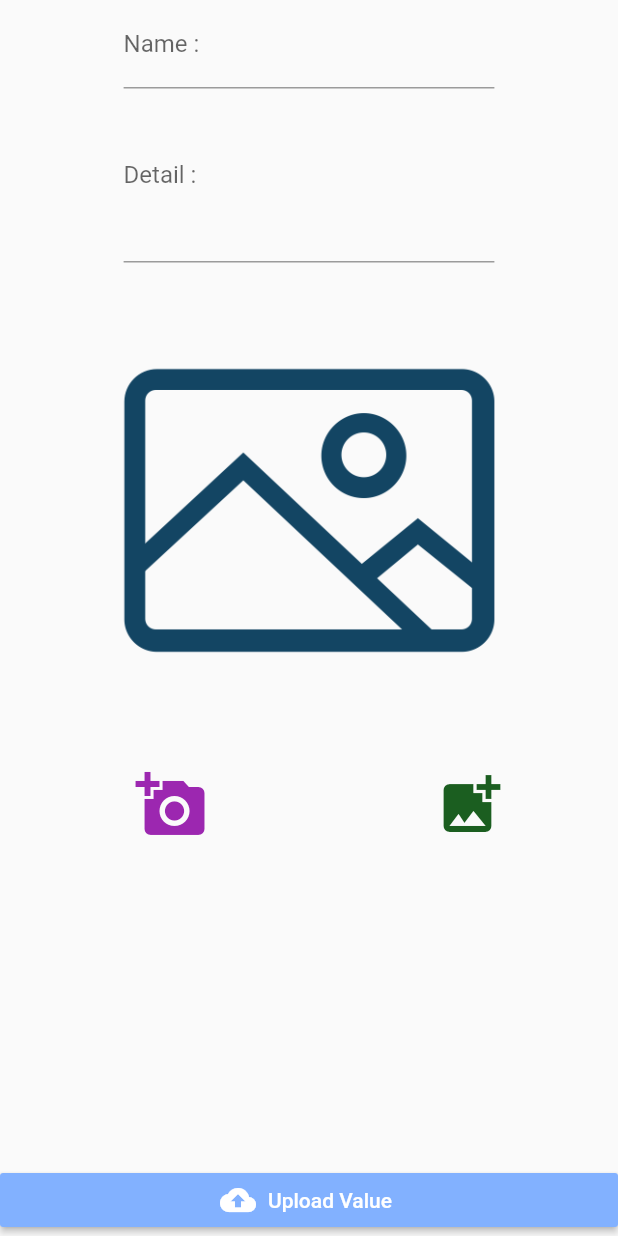
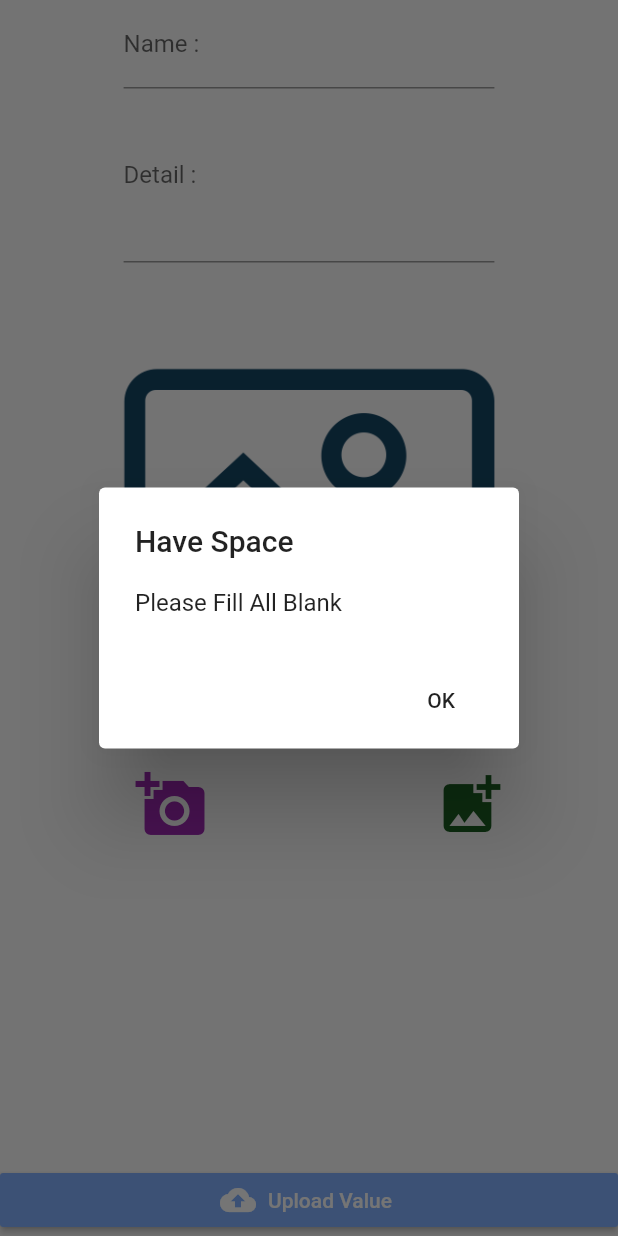
Before and after one commit to dchatchai/OneRCI, a Flutter app: the AddProduct widget shown alone on an empty page, opened directly, after a tap on "Upload Value", on a phone screen of 412 x 824 dp. Run offline on Flutter 3.47's test engine with Material 2 defaults, Android fonts, the phone set to English and light mode, and no system bars; our stand-ins replace cloud_firestore, firebase_auth, image_picker; accounts and stored records are empty.

```diff
--- a/lib/screens/add_product.dart
+++ b/lib/screens/add_product.dart
@@ -1,4 +1,7 @@
+import 'dart:io';
+
 import 'package:flutter/material.dart';
+import 'package:image_picker/image_picker.dart';
 import 'package:onerci/screens/my_style.dart';
 
 class AddProduct extends StatefulWidget {
@@ -8,6 +11,9 @@ class AddProduct extends StatefulWidget {
 
 class _AddProductState extends State<AddProduct> {
 // Expricit
+  String name, detail;
+  final formKey = GlobalKey<FormState>();
+  File file;
 
 // Method
 
@@ -18,8 +24,22 @@ class _AddProductState extends State<AddProduct> {
         size: 48.0,
         color: Colors.purple,
       ),
-      onPressed: () {},
+      onPressed: () {
+        cameraThread();
+      },
     );
+  }
+
+  Future<void> cameraThread() async {
+    var objFile = await ImagePicker.pickImage(
+      maxWidth: 800.0,
+      maxHeight: 480.0,
+      source: ImageSource.camera,
+    );
+
+    setState(() {
+      file = objFile;
+    });
   }
 
   Widget galleryButton() {
@@ -54,7 +74,8 @@ class _AddProductState extends State<AddProduct> {
   Widget picture() {
     return Container(
       height: MediaQuery.of(context).size.height * 0.4,
-      child: Image.asset('images/picture.png'),
+      child:
+          file == null ? Image.asset('images/picture.png') : Image.file(file),
     );
   }
 
@@ -66,6 +87,9 @@ class _AddProductState extends State<AddProduct> {
           width: MediaQuery.of(context).size.width * 0.6,
           child: TextFormField(
             decoration: InputDecoration(labelText: 'Name :'),
+            onSaved: (String value) {
+              name = value.trim();
+            },
           ),
         ),
       ],
@@ -82,6 +106,9 @@ class _AddProductState extends State<AddProduct> {
             maxLines: 4,
             keyboardType: TextInputType.multiline,
             decoration: InputDecoration(labelText: 'Detail :'),
+            onSaved: (String value) {
+              detail = value.trim();
+            },
           ),
         ),
       ],
@@ -89,13 +116,16 @@ class _AddProductState extends State<AddProduct> {
   }
 
   Widget myContent() {
-    return Column(
+    return Form(
+      key: formKey,
+      child: Column(
         children: <Widget>[
           nameText(),
           detailText(),
           picture(),
           pictureButton(),
         ],
+      ),
     );
   }
 
@@ -116,11 +146,40 @@ class _AddProductState extends State<AddProduct> {
               'Upload Value',
               style: TextStyle(color: Colors.white),
             ),
-            onPressed: () {},
+            onPressed: () {
+              formKey.currentState.save();
+              checkValue();
+            },
           ),
         ),
       ],
     );
+  }
+
+  void checkValue() {
+    if ((name.isEmpty) || (detail.isEmpty)) {
+      // มีช่องว่าง
+      myAlert('Have Space', 'Please Fill All Blank');
+    }
+  }
+
+  void myAlert(String title, String message) {
+    showDialog(
+        context: context,
+        builder: (BuildContext context) {
+          return AlertDialog(
+            title: Text(title),
+            content: Text(message),
+            actions: <Widget>[
+              FlatButton(
+                child: Text('OK'),
+                onPressed: () {
+                  Navigator.of(context).pop();
+                },
+              )
+            ],
+          );
+        });
   }
 
   @override
--- a/pubspec.yaml
+++ b/pubspec.yaml
@@ -25,6 +25,7 @@ dependencies:
   cupertino_icons: ^0.1.2
   firebase_auth: ^0.14.0+5
   cloud_firestore: ^0.12.9+5
+  image_picker: ^0.6.1+8
 
 dev_dependencies:
   flutter_test:
```
Also changed, not shown: pubspec.lock. Lines whose indentation alone changed are shown as unchanged.
